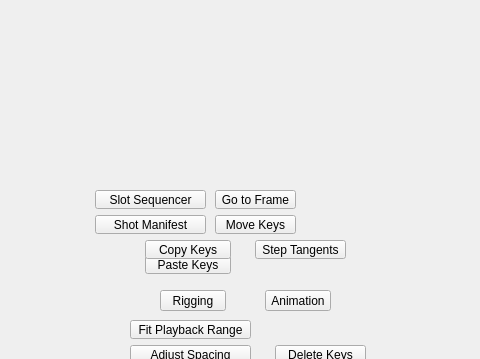
Qt form tentacle/ui/animation#submenu.ui (m3trik/tentacle) before a commit; both pictures show x 0 to 480 and y 0 to 359 of the 600 by 600 pixel window.
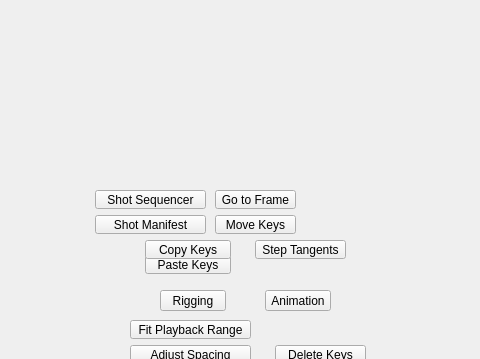
The same form after that commit. Custom widgets are drawn as their Qt base class.

Commit message:
Wire Shots trio launchers + Scene Metadata (b017); parity re-sync; fix stale slot tests
See CHANGELOG.md for detail.

Diff of the .ui file:
```diff
--- a/tentacle/ui/animation#submenu.ui
+++ b/tentacle/ui/animation#submenu.ui
@@ -378,7 +378,7 @@
      </size>
     </property>
     <property name="text">
-     <string>Slot Sequencer</string>
+     <string>Shot Sequencer</string>
     </property>
     <property name="checkable">
      <bool>false</bool>
```
The commit also changes 20 other files.
